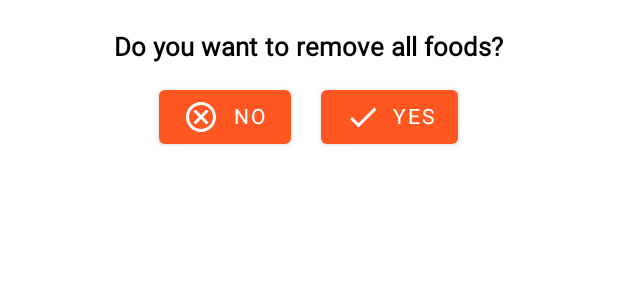
After one commit to alirezabashi98/Food-Ali-Xml, an Android app: the layout layout_delete_all_food.xml on its own in the app's theme, with its tools: preview values and no code run, on a phone screen of 412 x 824 dp. The commit adds this screen. Shown: the top 300 px of the screen. Run offline under Robolectric (Android 15) with nearby library versions, the phone set to English and light mode, and no system bars.

Commit message:
Do you want to delete all the food? Added delete all button

```diff
--- /dev/null
+++ b/app/src/main/res/drawable/ic_baseline_delete_outline_24.xml
@@ -0,0 +1,5 @@
+<vector android:height="24dp" android:tint="#000000"
+    android:viewportHeight="24" android:viewportWidth="24"
+    android:width="24dp" xmlns:android="http://schemas.android.com/apk/res/android">
+    <path android:fillColor="@android:color/white" android:pathData="M6,19c0,1.1 0.9,2 2,2h8c1.1,0 2,-0.9 2,-2L18,7L6,7v12zM8,9h8v10L8,19L8,9zM15.5,4l-1,-1h-5l-1,1L5,4v2h14L19,4z"/>
+</vector>
--- /dev/null
+++ b/app/src/main/res/layout/layout_delete_all_food.xml
@@ -0,0 +1,46 @@
+<?xml version="1.0" encoding="utf-8"?>
+<LinearLayout xmlns:android="http://schemas.android.com/apk/res/android"
+    android:layout_width="match_parent"
+    android:layout_height="match_parent"
+    android:orientation="vertical"
+    android:padding="10dp">
+
+    <TextView
+        android:layout_width="wrap_content"
+        android:layout_height="wrap_content"
+        android:layout_gravity="center_horizontal"
+        android:text="Do you want to remove all foods?"
+        android:textColor="@color/black"
+        android:textStyle="bold"
+        android:textSize="17sp"
+        android:paddingVertical="7dp"/>
+
+    <LinearLayout
+        android:layout_width="match_parent"
+        android:layout_height="wrap_content"
+        android:orientation="horizontal"
+        android:gravity="center_horizontal">
+
+        <com.google.android.material.button.MaterialButton
+            android:id="@+id/cancel_button"
+            android:text="No"
+            android:layout_marginHorizontal="10dp"
+            android:drawableLeft="@drawable/ic_cancel"
+            android:drawableTint="@color/white"
+            android:drawablePadding="5dp"
+            android:layout_width="wrap_content"
+            android:layout_height="wrap_content"/>
+
+        <com.google.android.material.button.MaterialButton
+            android:id="@+id/delete_button"
+            android:text="Yes"
+            android:drawableLeft="@drawable/ic_done"
+            android:drawableTint="@color/white"
+            android:drawablePadding="5dp"
+            android:layout_marginHorizontal="10dp"
+            android:layout_width="wrap_content"
+            android:layout_height="wrap_content"/>
+
+    </LinearLayout>
+
+</LinearLayout>
```
Also changed, not shown: app/src/main/java/com/alirezabashi98/foodalixml/MainActivity.kt (+28 -4 lines), app/src/main/res/layout/activity_main.xml (+24 -8 lines).
